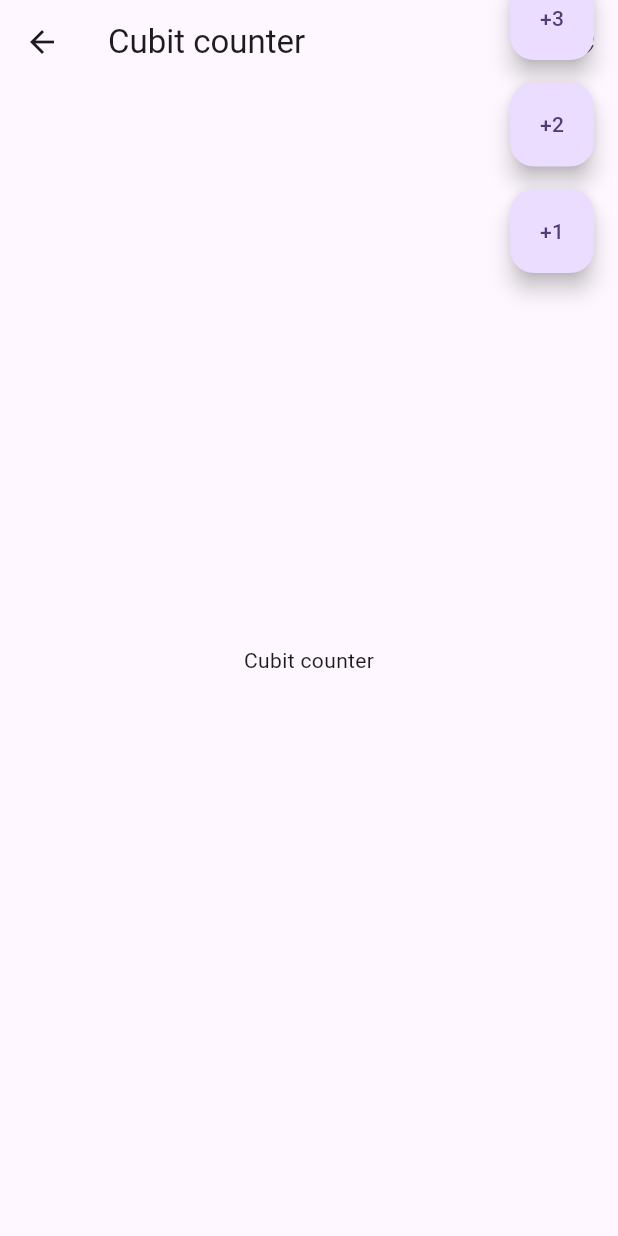
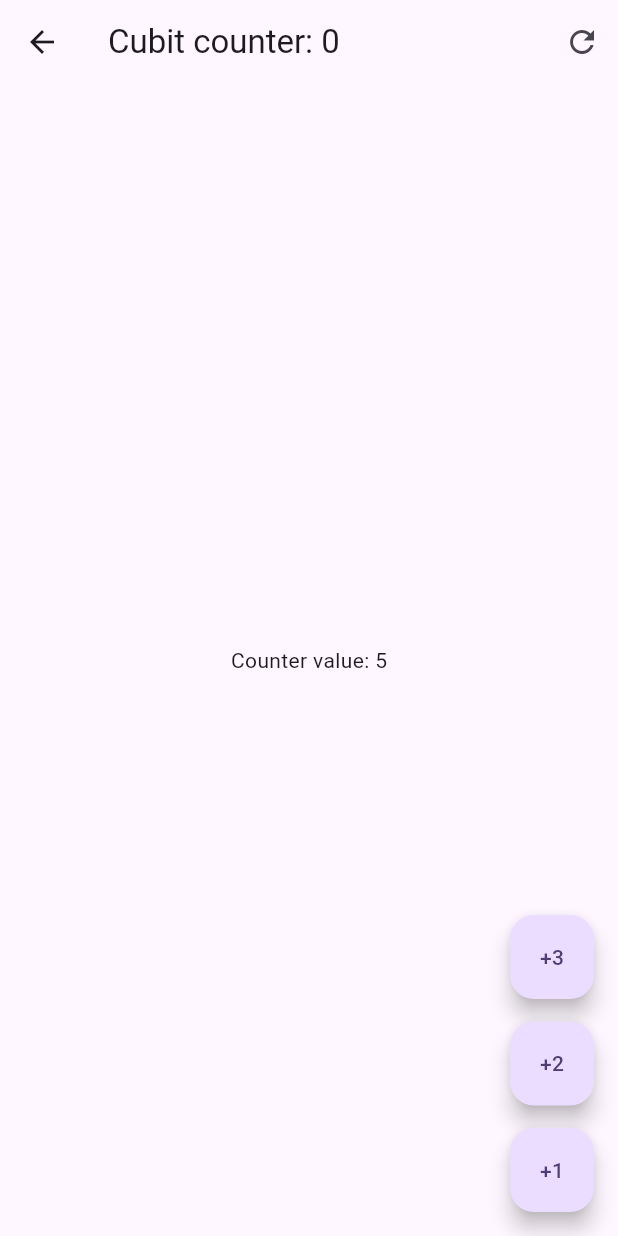
Before and after one commit to lukeBryDev/flutter_expert_dev_talles_course, a Flutter app: the screen it shows after launch, after a tap on "Cubits", on a phone screen of 412 x 824 dp. Run offline on Flutter 3.47's test engine with Material 3 defaults, Android fonts, the phone set to English and light mode, and no system bars; our stand-ins replace animate_do, card_swiper, dio, equatable, flutter_bloc, flutter_dotenv and 3 more.

Commit message:
forms_app feat(cubit_counter_screen): state implemented by cubit body: optimized by equatable

```diff
--- /dev/null
+++ b/forms_app/lib/presentation/blocs/cubit/counter_cubit.dart
@@ -0,0 +1,20 @@
+import 'package:equatable/equatable.dart';
+import 'package:flutter_bloc/flutter_bloc.dart';
+
+part 'counter_state.dart';
+
+class CounterCubit extends Cubit<CounterState> {
+  CounterCubit() : super(const CounterState(counter: 5));
+
+  void increaseBy(int value) {
+    emit(state.copyWith(
+        counter: state.counter + value,
+        transactionCount: state.transactionCount + 1));
+  }
+
+  void reset() {
+    emit(state.copyWith(
+      counter: 0,
+    ));
+  }
+}
--- /dev/null
+++ b/forms_app/lib/presentation/blocs/cubit/counter_state.dart
@@ -0,0 +1,18 @@
+part of 'counter_cubit.dart';
+
+class CounterState extends Equatable {
+  final int counter;
+  final int transactionCount;
+
+  const CounterState({this.counter = 0, this.transactionCount = 0});
+
+  copyWith({int? counter, int? transactionCount}) => CounterState(
+      counter: counter ?? this.counter,
+      transactionCount: transactionCount ?? this.transactionCount);
+
+  @override
+  List<Object> get props => [
+        counter,
+        transactionCount,
+      ];
+}
--- a/forms_app/lib/presentation/screens/bloc_counter_screen.dart
+++ b/forms_app/lib/presentation/screens/bloc_counter_screen.dart
@@ -13,9 +13,10 @@ class BlocCounterScreen extends StatelessWidget {
         ],
       ),
       body: const Center(
-        child: Text('Cubit counter'),
+        child: Text('Counter value: xxxx'),
       ),
       floatingActionButton: Column(
+        mainAxisAlignment: MainAxisAlignment.end,
         children: [
           FloatingActionButton(
             heroTag: 1,
--- a/forms_app/lib/presentation/screens/cubit_counter_screen.dart
+++ b/forms_app/lib/presentation/screens/cubit_counter_screen.dart
@@ -1,41 +1,66 @@
 import 'package:flutter/material.dart';
+import 'package:flutter_bloc/flutter_bloc.dart';
+import 'package:forms_app/presentation/blocs/cubit/counter_cubit.dart';
 
 class CubitCounterScreen extends StatelessWidget {
   const CubitCounterScreen({super.key});
 
   @override
   Widget build(BuildContext context) {
+    return BlocProvider(
+        create: (_) => CounterCubit(), child: const _CubitCounterView());
+  }
+}
+
+class _CubitCounterView extends StatelessWidget {
+  const _CubitCounterView();
+
+  @override
+  Widget build(BuildContext context) {
+    /// Con referencia al state
+    // final counterState = context.watch<CounterCubit>().state;
+
     return Scaffold(
       appBar: AppBar(
-        title: const Text('Cubit counter'),
+        /// Con referencia al state
+        // title: Text('Cubit counter: ${counterState.transactionCount}'),
+
+        /// Otra manera
+        title: context.select((CounterCubit value) =>
+            Text('Cubit counter: ${value.state.transactionCount}')),
         actions: [
-          IconButton(onPressed: () {}, icon: const Icon(Icons.refresh_outlined))
+          IconButton(
+              onPressed: () => context.read<CounterCubit>().reset(),
+              icon: const Icon(Icons.refresh_outlined))
         ],
       ),
-      body: const Center(
-        child: Text('Cubit counter'),
+      body: Center(
+        child: BlocBuilder<CounterCubit, CounterState>(
+            // buildWhen: (previous, current) => current.counter != previous.counter,
+            builder: (context, state) {
+          // print('counter cambio');
+          return Text('Counter value: ${state.counter}');
+        }),
       ),
       floatingActionButton: Column(
+        mainAxisAlignment: MainAxisAlignment.end,
         children: [
-          FloatingActionButton(
-            heroTag: 1,
-            child: const Text('+3'),
-            onPressed: () {},
-          ),
+          _floatingActionButton(context, value: 3),
           const SizedBox(height: 15),
-          FloatingActionButton(
-            heroTag: 2,
-            child: const Text('+2'),
-            onPressed: () {},
-          ),
+          _floatingActionButton(context, value: 2),
           const SizedBox(height: 15),
-          FloatingActionButton(
-            heroTag: 3,
-            child: const Text('+1'),
-            onPressed: () {},
-          ),
+          _floatingActionButton(context, value: 1),
         ],
       ),
     );
   }
+
+  FloatingActionButton _floatingActionButton(BuildContext context,
+      {required int value}) {
+    return FloatingActionButton(
+      heroTag: value,
+      child: Text('+$value'),
+      onPressed: () => context.read<CounterCubit>().increaseBy(value),
+    );
+  }
 }
--- a/forms_app/pubspec.yaml
+++ b/forms_app/pubspec.yaml
@@ -15,6 +15,8 @@ dependencies:
 
   cupertino_icons: ^1.0.6
   go_router: ^14.2.6
+  flutter_bloc: ^8.1.6
+  equatable: ^2.0.5
 
 dev_dependencies:
   flutter_test:
```
Also changed, not shown: forms_app/pubspec.lock.
